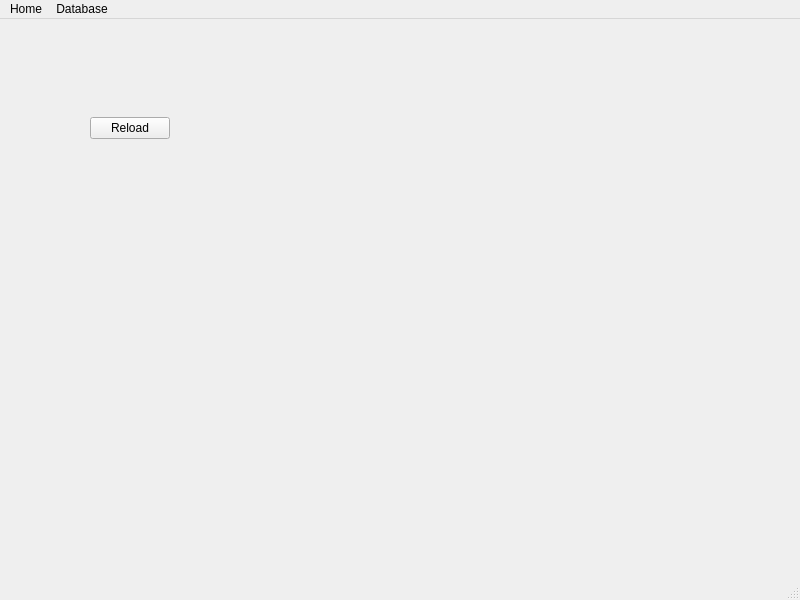
First picture: the form in client/mainwindow.ui, repository lonkaars/avans-whether-station, before the edit.
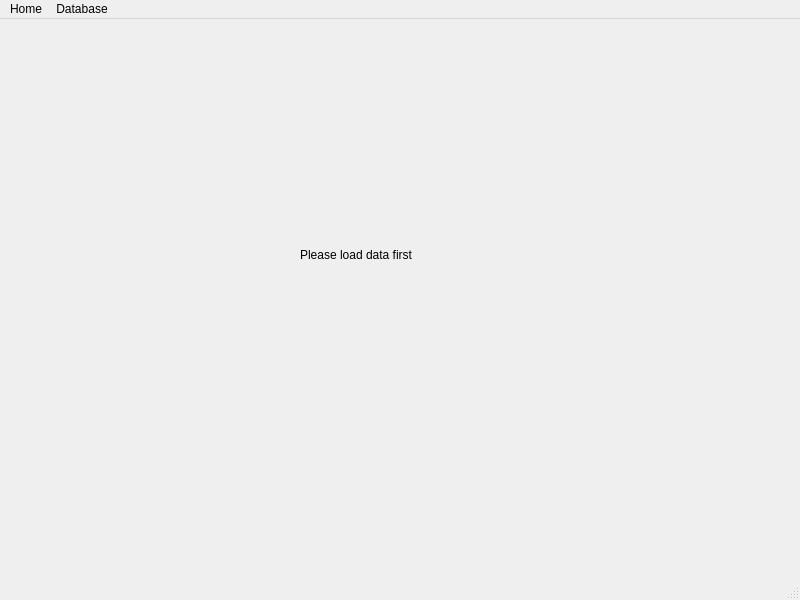
Second picture: the form after the edit.

Commit message: Added all three line graphs

```diff
--- a/client/mainwindow.ui
+++ b/client/mainwindow.ui
@@ -14,36 +14,18 @@
    <string>MainWindow</string>
   </property>
   <widget class="QWidget" name="centralwidget">
-   <widget class="QWidget" name="formLayoutWidget">
+   <widget class="QLabel" name="label">
     <property name="geometry">
      <rect>
-      <x>90</x>
-      <y>80</y>
-      <width>621</width>
-      <height>301</height>
+      <x>300</x>
+      <y>210</y>
+      <width>181</width>
+      <height>51</height>
      </rect>
     </property>
-    <layout class="QFormLayout" name="centralFrom">
-     <property name="sizeConstraint">
-      <enum>QLayout::SetDefaultConstraint</enum>
-     </property>
-     <item row="0" column="0">
-      <widget class="QWidget" name="widget" native="true"/>
-     </item>
-     <item row="1" column="0">
-      <widget class="QWidget" name="widget_2" native="true"/>
-     </item>
-     <item row="2" column="0">
-      <widget class="QWidget" name="widget_3" native="true"/>
-     </item>
-     <item row="3" column="0">
-      <widget class="QPushButton" name="reLoad">
-       <property name="text">
-        <string>Reload</string>
-       </property>
-      </widget>
-     </item>
-    </layout>
+    <property name="text">
+     <string>Please load data first</string>
+    </property>
    </widget>
   </widget>
   <widget class="QMenuBar" name="menubar">
```
Left out of the diff: 3 changed lines with no effect on the pictures. The commit also changes 1 other file.
